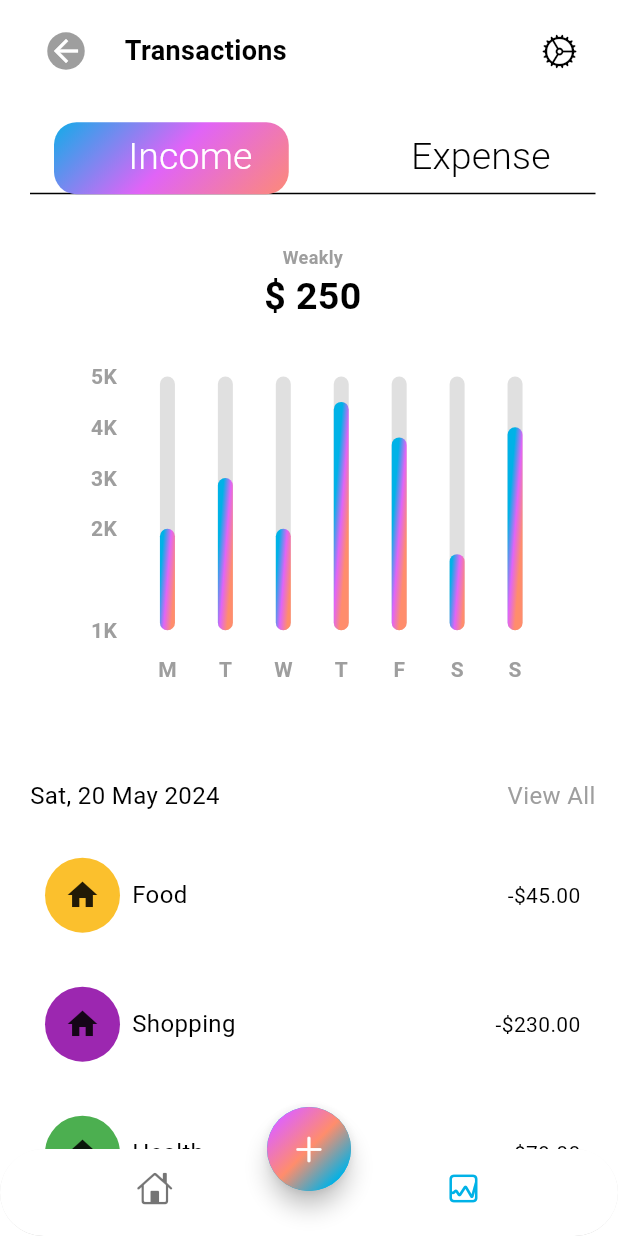
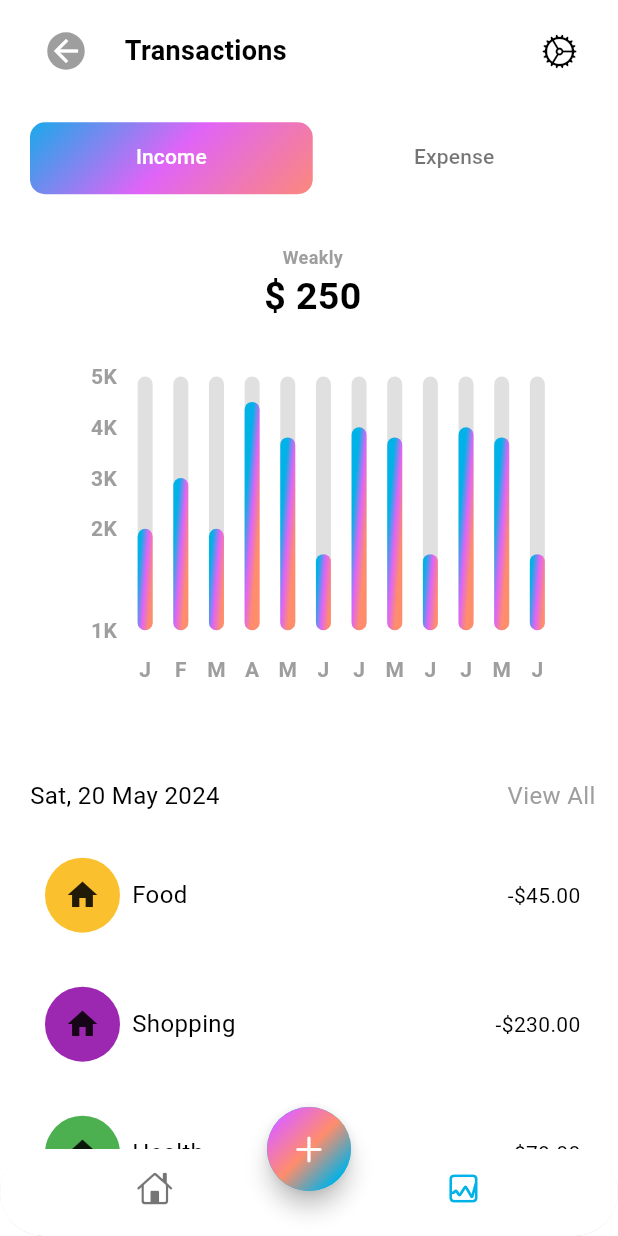
Before and after one commit to tamremariam/flutter, a Flutter app: the screen it shows after launch, item 2 of the bottom bar chosen, on a phone screen of 412 x 824 dp. Run offline on Flutter 3.47's test engine with Material 3 defaults, Android fonts, the phone set to English and light mode, and no system bars; drawn by our look-alikes of fl_chart; our stand-ins replace bloc, flutter_bloc, font_awesome_flutter.

Commit message:
nested tapbar

```diff
--- a/expense_tracker/lib/screen/stat/chart.dart
+++ b/expense_tracker/lib/screen/stat/chartes/chart_week.dart
@@ -2,14 +2,14 @@ import 'dart:math';
 import 'package:fl_chart/fl_chart.dart';
 import 'package:flutter/material.dart';
 
-class MyChart extends StatefulWidget {
-  const MyChart({super.key});
+class MyChartWeek extends StatefulWidget {
+  const MyChartWeek({super.key});
 
   @override
-  State<MyChart> createState() => _MyChartState();
+  State<MyChartWeek> createState() => _MyChartState();
 }
 
-class _MyChartState extends State<MyChart> {
+class _MyChartState extends State<MyChartWeek> {
   @override
   Widget build(BuildContext context) {
     return BarChart(
--- /dev/null
+++ b/expense_tracker/lib/screen/stat/chartes/chart_year.dart
@@ -0,0 +1,180 @@
+import 'dart:math';
+import 'package:fl_chart/fl_chart.dart';
+import 'package:flutter/material.dart';
+
+class MyChartYear extends StatefulWidget {
+  const MyChartYear({super.key});
+
+  @override
+  State<MyChartYear> createState() => _MyChartState();
+}
+
+class _MyChartState extends State<MyChartYear> {
+  @override
+  Widget build(BuildContext context) {
+    return BarChart(
+      mainBarData(),
+    );
+  }
+
+  BarChartGroupData makeGroupData(int x, double y) {
+    return BarChartGroupData(x: x, barRods: [
+      BarChartRodData(
+          toY: y,
+          gradient: LinearGradient(
+            colors: [
+              Theme.of(context).colorScheme.primary,
+              Theme.of(context).colorScheme.secondary,
+              Theme.of(context).colorScheme.tertiary,
+            ],
+            transform: const GradientRotation(pi / 40),
+          ),
+          width: 10,
+          backDrawRodData: BackgroundBarChartRodData(
+              show: true, toY: 5, color: Colors.grey.shade300))
+    ]);
+  }
+
+  List<BarChartGroupData> showingGroups() => List.generate(12, (i) {
+        switch (i) {
+          case 0:
+            return makeGroupData(0, 2);
+          case 1:
+            return makeGroupData(1, 3);
+          case 2:
+            return makeGroupData(2, 2);
+          case 3:
+            return makeGroupData(3, 4.5);
+          case 4:
+            return makeGroupData(4, 3.8);
+          case 5:
+            return makeGroupData(5, 1.5);
+          case 6:
+            return makeGroupData(6, 4);
+          case 7:
+            return makeGroupData(4, 3.8);
+          case 8:
+            return makeGroupData(5, 1.5);
+          case 9:
+            return makeGroupData(6, 4);
+          case 10:
+            return makeGroupData(4, 3.8);
+          case 11:
+            return makeGroupData(5, 1.5);
+
+          default:
+            return throw Error();
+        }
+      });
+
+  BarChartData mainBarData() {
+    return BarChartData(
+      titlesData: FlTitlesData(
+        show: true,
+        rightTitles:
+            const AxisTitles(sideTitles: SideTitles(showTitles: false)),
+        topTitles: const AxisTitles(sideTitles: SideTitles(showTitles: false)),
+        bottomTitles: AxisTitles(
+            sideTitles: SideTitles(
+          showTitles: true,
+          reservedSize: 38,
+          getTitlesWidget: getTiles,
+        )),
+        leftTitles: AxisTitles(
+          sideTitles: SideTitles(
+            showTitles: true,
+            reservedSize: 38,
+            getTitlesWidget: leftTitles,
+          ),
+        ),
+      ),
+      borderData: FlBorderData(show: false),
+      gridData: const FlGridData(show: false),
+      barGroups: showingGroups(),
+    );
+  }
+
+  Widget getTiles(double value, TitleMeta meta) {
+    const style = TextStyle(
+      color: Colors.grey,
+      fontWeight: FontWeight.bold,
+      fontSize: 14,
+    );
+    Widget text;
+
+    switch (value.toInt()) {
+      case 0:
+        text = const Text('J', style: style);
+        break;
+      case 1:
+        text = const Text('F', style: style);
+        break;
+      case 2:
+        text = const Text('M', style: style);
+        break;
+      case 3:
+        text = const Text('A', style: style);
+        break;
+      case 4:
+        text = const Text('M', style: style);
+        break;
+      case 5:
+        text = const Text('J', style: style);
+        break;
+      case 6:
+        text = const Text('J', style: style);
+        break;
+      case 7:
+        text = const Text('A', style: style);
+        break;
+      case 8:
+        text = const Text('S', style: style);
+        break;
+      case 9:
+        text = const Text('O', style: style);
+        break;
+      case 10:
+        text = const Text('N', style: style);
+        break;
+      case 11:
+        text = const Text('D', style: style);
+        break;
+
+      default:
+        text = const Text('', style: style);
+        break;
+    }
+    return SideTitleWidget(
+      axisSide: meta.axisSide,
+      space: 16,
+      child: text,
+    );
+  }
+
+  Widget leftTitles(double value, TitleMeta meta) {
+    const style = TextStyle(
+      color: Colors.grey,
+      fontWeight: FontWeight.bold,
+      fontSize: 14,
+    );
+    String text;
+    if (value == 0) {
+      text = '1K';
+    } else if (value == 2) {
+      text = '2K';
+    } else if (value == 3) {
+      text = '3K';
+    } else if (value == 4) {
+      text = '4K';
+    } else if (value == 5) {
+      text = '5K';
+    } else {
+      return Container();
+    }
+    return SideTitleWidget(
+      axisSide: meta.axisSide,
+      space: 0,
+      child: Text(text, style: style),
+    );
+  }
+}
--- a/expense_tracker/lib/screen/stat/stat.dart
+++ b/expense_tracker/lib/screen/stat/stat.dart
@@ -1,9 +1,9 @@
 import 'dart:math';
 
 import 'package:expense_tracker/data/data.dart';
+import 'package:expense_tracker/screen/stat/chartes/chart_year.dart';
 import 'package:expense_tracker/widgets/tabbar.dart';
 import 'package:expense_tracker/widgets/transactionTitle.dart';
-import 'package:expense_tracker/screen/stat/chart.dart';
 import 'package:flutter/cupertino.dart';
 import 'package:flutter/material.dart';
 
@@ -119,32 +119,25 @@ class _StatScreenState extends State<StatScreen> with TickerProviderStateMixin {
                     color: Colors.white,
                     borderRadius: BorderRadius.circular(20)),
                 child: TabBar(
-                    automaticIndicatorColorAdjustment: false,
+                    indicatorSize: TabBarIndicatorSize.tab,
+                    dividerColor: Colors.transparent,
                     indicator: BoxDecoration(
-                      gradient: LinearGradient(
-                          colors: [
-                            Theme.of(context).colorScheme.primary,
-                            Theme.of(context).colorScheme.secondary,
-                            Theme.of(context).colorScheme.tertiary,
-                          ],
-                          transform: const GradientRotation(pi /
-                              4)), // Set the background color of the selected tab
-                      borderRadius: BorderRadius.circular(
-                          15), // Optional: Set border radius
+                      gradient: LinearGradient(colors: [
+                        Theme.of(context).colorScheme.primary,
+                        Theme.of(context).colorScheme.secondary,
+                        Theme.of(context).colorScheme.tertiary,
+                      ], transform: const GradientRotation(pi / 4)),
+                      borderRadius: BorderRadius.all(Radius.circular(10)),
                     ),
+                    labelColor: Colors.white,
+                    unselectedLabelColor: Colors.black54,
                     controller: _tabController,
-                    labelColor: Colors.white,
-                    labelStyle: const TextStyle(
-                      fontSize: 25.0, // Set the font size
-                      fontWeight: FontWeight.w300, // Set the font weight
-                      // Set the text color
-                    ),
                     tabs: const [
                       Tab(
-                        text: "        Income        ",
+                        text: "Income",
                       ),
                       Tab(
-                        text: "        Expense            ",
+                        text: "Expense",
                       )
                     ])),
           ),
@@ -222,7 +215,7 @@ class DisplayChart extends StatelessWidget {
                     bottomEnd: Radius.circular(30))),
             child: const Padding(
               padding: EdgeInsets.all(20.0),
-              child: MyChart(),
+              child: MyChartYear(),
             ),
           ),
         ],
```
Also changed, not shown: expense_tracker/lib/screen/stat/chartes/chart_Day.dart (added, +153 -0 lines), expense_tracker/lib/screen/stat/chartes/chart_month.dart (added, +153 -0 lines), expense_tracker/lib/widgets/tabbar.dart (+130 -14 lines).
